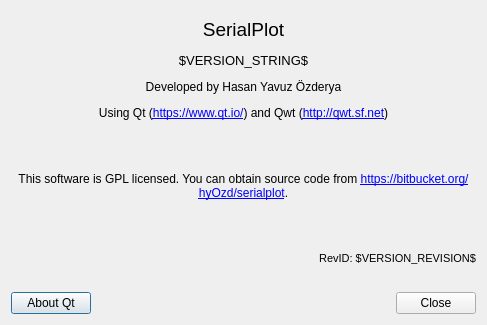
Above: src/about_dialog.ui from AlexanderAmelkin/SerialPlot before the change. Below: the same form after it.
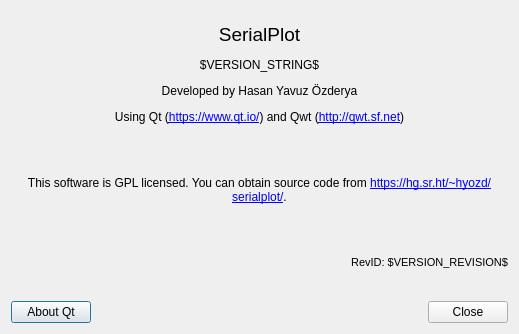
That is the form after the change.

Commit message: update the link in about dialog

Diff of the .ui file:
```diff
--- a/src/about_dialog.ui
+++ b/src/about_dialog.ui
@@ -6,8 +6,8 @@
    <rect>
     <x>0</x>
     <y>0</y>
-    <width>487</width>
-    <height>325</height>
+    <width>519</width>
+    <height>334</height>
    </rect>
   </property>
   <property name="windowTitle">
@@ -23,7 +23,7 @@
       </sizepolicy>
      </property>
      <property name="text">
-      <string>&lt;html&gt;&lt;head/&gt;&lt;body&gt;&lt;p align=&quot;center&quot;&gt;&lt;span style=&quot; font-size:14pt;&quot;&gt;SerialPlot&lt;/span&gt;&lt;/p&gt;&lt;p align=&quot;center&quot;&gt;&lt;span style=&quot; font-size:10pt;&quot;&gt;$VERSION_STRING$&lt;/span&gt;&lt;/p&gt;&lt;p align=&quot;center&quot;&gt;Developed by Hasan Yavuz Özderya&lt;/p&gt;&lt;p align=&quot;center&quot;&gt;Using Qt (&lt;a href=&quot;https://www.qt.io/&quot;&gt;&lt;span style=&quot; text-decoration: underline; color:#0000ff;&quot;&gt;https://www.qt.io/&lt;/span&gt;&lt;/a&gt;) and Qwt (&lt;a href=&quot;http://qwt.sf.net&quot;&gt;&lt;span style=&quot; text-decoration: underline; color:#0000ff;&quot;&gt;http://qwt.sf.net&lt;/span&gt;&lt;/a&gt;)&lt;/p&gt;&lt;p align=&quot;center&quot;&gt;&lt;br/&gt;&lt;/p&gt;&lt;p align=&quot;center&quot;&gt;This software is GPL licensed. You can obtain source code from &lt;a href=&quot;https://bitbucket.org/hyOzd/serialplot&quot;&gt;&lt;span style=&quot; text-decoration: underline; color:#0000ff;&quot;&gt;https://bitbucket.org/hyOzd/serialplot&lt;/span&gt;&lt;/a&gt;.&lt;/p&gt;&lt;p align=&quot;center&quot;&gt;&lt;br/&gt;&lt;/p&gt;&lt;p align=&quot;right&quot;&gt;&lt;span style=&quot; font-size:8pt;&quot;&gt;RevID: $VERSION_REVISION$&lt;br/&gt;&lt;/span&gt;&lt;/p&gt;&lt;/body&gt;&lt;/html&gt;</string>
+      <string>&lt;html&gt;&lt;head/&gt;&lt;body&gt;&lt;p align=&quot;center&quot;&gt;&lt;span style=&quot; font-size:14pt;&quot;&gt;SerialPlot&lt;/span&gt;&lt;/p&gt;&lt;p align=&quot;center&quot;&gt;$VERSION_STRING$&lt;/p&gt;&lt;p align=&quot;center&quot;&gt;Developed by Hasan Yavuz Özderya&lt;/p&gt;&lt;p align=&quot;center&quot;&gt;Using Qt (&lt;a href=&quot;https://www.qt.io/&quot;&gt;&lt;span style=&quot; text-decoration: underline; color:#0000ff;&quot;&gt;https://www.qt.io/&lt;/span&gt;&lt;/a&gt;) and Qwt (&lt;a href=&quot;http://qwt.sf.net&quot;&gt;&lt;span style=&quot; text-decoration: underline; color:#0000ff;&quot;&gt;http://qwt.sf.net&lt;/span&gt;&lt;/a&gt;)&lt;/p&gt;&lt;p align=&quot;center&quot;&gt;&lt;br/&gt;&lt;/p&gt;&lt;p align=&quot;center&quot;&gt;This software is GPL licensed. You can obtain source code from &lt;a href=&quot;https://hg.sr.ht/~hyozd/serialplot/&quot;&gt;&lt;span style=&quot; text-decoration: underline; color:#0000ff;&quot;&gt;https://hg.sr.ht/~hyozd/serialplot/&lt;/span&gt;&lt;/a&gt;.&lt;/p&gt;&lt;p align=&quot;center&quot;&gt;&lt;br/&gt;&lt;/p&gt;&lt;p align=&quot;right&quot;&gt;&lt;span style=&quot; font-size:8pt;&quot;&gt;RevID: $VERSION_REVISION$&lt;br/&gt;&lt;/span&gt;&lt;/p&gt;&lt;/body&gt;&lt;/html&gt;</string>
      </property>
      <property name="wordWrap">
       <bool>true</bool>
```
